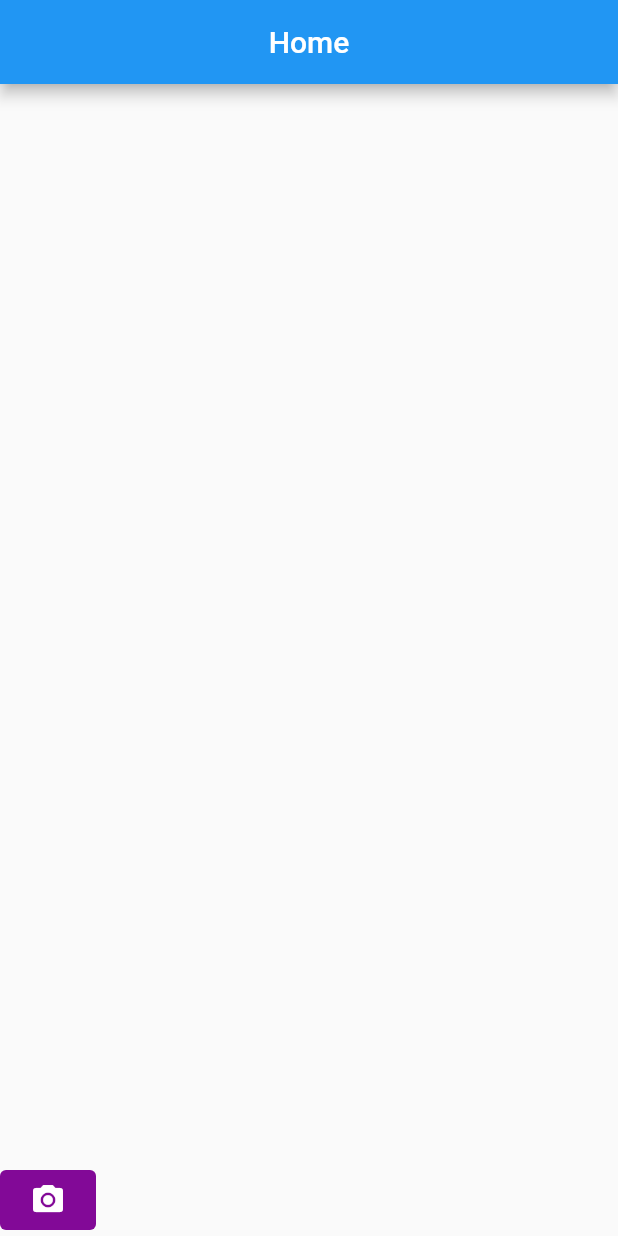
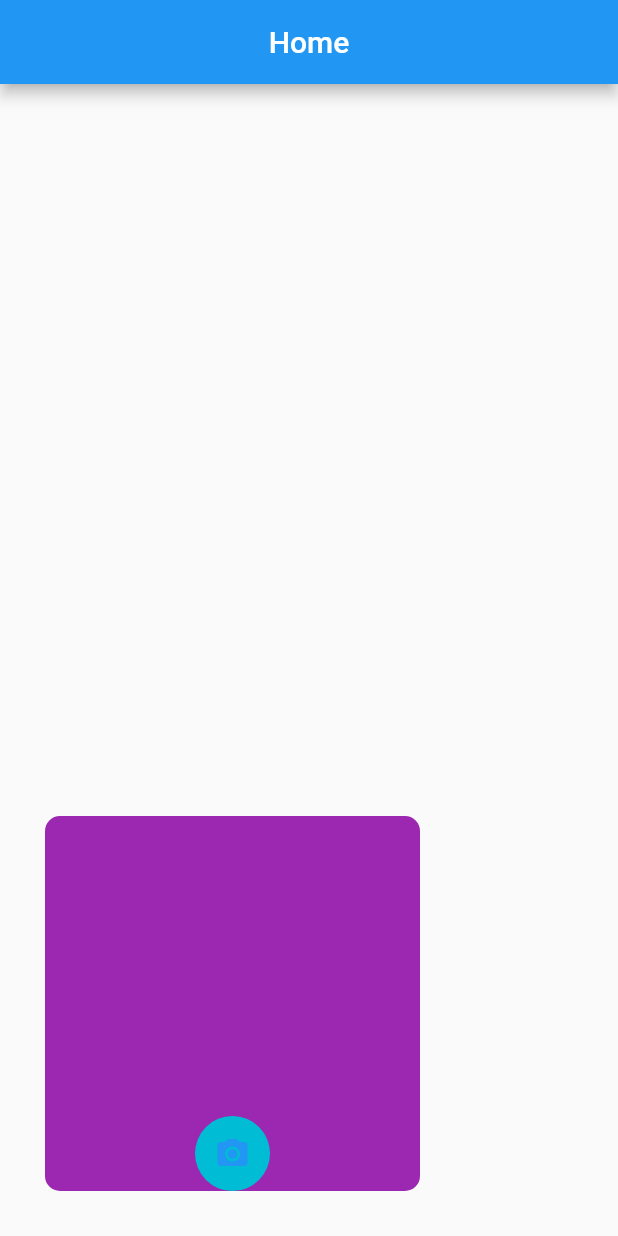
Before and after one commit to EnzoSales/tcc_app, a Flutter app: the screen it shows after launch, after a tap on "Logar", on a phone screen of 412 x 824 dp. Run offline on Flutter 3.47's test engine with Material 2 defaults, Android fonts, the phone set to English and light mode, and no system bars; our stand-ins replace camera, firebase_auth, google_sign_in; accounts and stored records are empty.

```diff
--- a/lib/Home.dart
+++ b/lib/Home.dart
@@ -23,13 +23,22 @@ class _HomeState extends State<ScreenHome> {
           mainAxisSize: MainAxisSize.max,
           children: <Widget>[
             Container(
-
+              margin: const EdgeInsets.all(30),
+              decoration: BoxDecoration(
+                color: Colors.purple,
+                borderRadius: BorderRadius.circular(10.0),
+              ),
+              width: 250,
+              height: 250,
+              alignment: Alignment.bottomCenter,
+              child: Container(
+                decoration: BoxDecoration(
+                  color: Colors.cyan,
+                  shape: BoxShape.circle,
+                ),
+                height: 50,
+                width: 50,
                 child: TextButton(
-                style: TextButton.styleFrom(
-                  primary: Color.fromARGB(255, 255, 255, 255),
-                  onSurface: Color.fromARGB(255, 130, 9, 151),
-                  backgroundColor: Color.fromARGB(255, 130, 9, 151),
-                ),
                   child: Icon(Icons.camera_alt),
                   onPressed:() {
                     Navigator.push(
@@ -38,6 +47,7 @@ class _HomeState extends State<ScreenHome> {
                     );
                   },
                 ),
+              ),
             )
           ],
         ),
--- /dev/null
+++ b/lib/lancarDados.dart
@@ -0,0 +1,23 @@
+import 'package:flutter/material.dart';
+
+class Lancamento extends StatefulWidget {
+  const Lancamento({ Key key }) : super(key: key);
+
+  @override
+  State<Lancamento> createState() => _LancamentoState();
+}
+
+class _LancamentoState extends State<Lancamento> {
+  @override
+  Widget build(BuildContext context) {
+    return MaterialApp(
+      home: Scaffold(
+        appBar: AppBar(
+          title: Text("Lançamento"),
+          centerTitle: true,
+        ),
+      ),
+
+    );
+  }
+}
```
Also changed, not shown: lib/cameraPage.dart (+12 -0 lines). Lines whose indentation alone changed are shown as unchanged.
